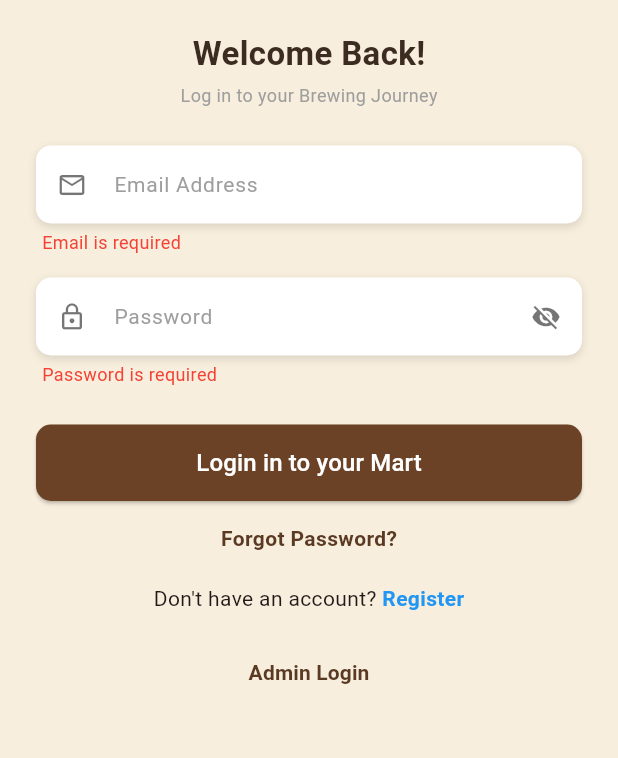
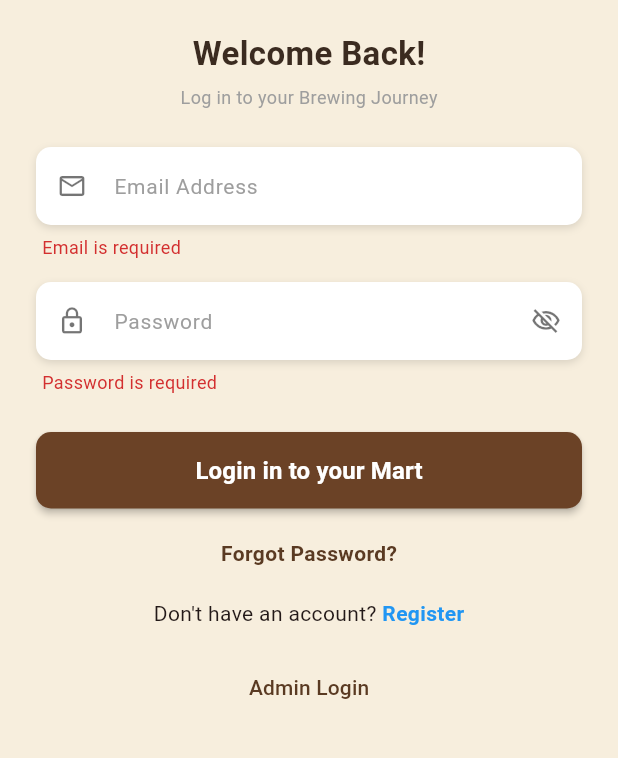
Before and after one commit to vghetiya259/teamart_application, a Flutter app: the LoginPage screen opened directly, after a tap on "Login in to your Mart", on a phone screen of 412 x 824 dp, the part 216-974 px from its top. Run offline on Flutter 3.47's test engine with Material 3 defaults, Android fonts, the phone set to English and light mode, and no system bars.

Commit message:
login page update validation

```diff
--- a/lib/login_page.dart
+++ b/lib/login_page.dart
@@ -1,11 +1,6 @@
 import 'package:flutter/material.dart';
-
 import 'register_page.dart';
 import 'forgot_password_page.dart';
-import 'home_page.dart';
-
-// Admin folder ની અંદર રહેલી Admin Login Page
-import 'admin/admin_login_page.dart';
 
 class LoginPage extends StatefulWidget {
   const LoginPage({super.key});
@@ -15,66 +10,26 @@
 }
 
 class _LoginPageState extends State<LoginPage> {
-  // 1. Text Controllers
-  final TextEditingController emailController = TextEditingController();
-  final TextEditingController passwordController = TextEditingController();
+  final _formKey = GlobalKey<FormState>();
+  final TextEditingController _emailController = TextEditingController();
+  final TextEditingController _passwordController = TextEditingController();
 
-  // 2. Error Strings
-  String errEmail = "";
-  String errPassword = "";
-
-  // Password Visibility Toggle
-  bool isPasswordVisible = false;
+  bool _obscurePassword = true;
 
   @override
   void dispose() {
-    emailController.dispose();
-    passwordController.dispose();
+    _emailController.dispose();
+    _passwordController.dispose();
     super.dispose();
   }
 
-  // 3. Submit and Validation Method
-  void validateAndLogin() {
-    setState(() {
-      bool isValid = true;
-
-      // --- Email Validation ---
-      String email = emailController.text.trim();
-      final emailRegex = RegExp(
-        r'^[a-zA-Z0-9._%+-]+@[a-zA-Z0-9.-]+\.[a-zA-Z]{2,}$',
-      );
-
-      if (email.isEmpty) {
-        errEmail = "Email is required";
-        isValid = false;
-      } else if (!emailRegex.hasMatch(email)) {
-        errEmail = "Enter a valid email address";
-        isValid = false;
-      } else {
-        errEmail = "";
+  void _handleLogin() {
+    if (_formKey.currentState!.validate()) {
+      // Form valid thay tyare login process karo
+      ScaffoldMessenger.of(
+        context,
+      ).showSnackBar(const SnackBar(content: Text('Logging in...')));
     }
-
-      // --- Password Validation ---
-      String pwd = passwordController.text;
-
-      if (pwd.isEmpty) {
-        errPassword = "Password is required";
-        isValid = false;
-      } else if (pwd.length < 6) {
-        errPassword = "Password must be at least 6 characters";
-        isValid = false;
-      } else {
-        errPassword = "";
-      }
-
-      // --- Navigate to Home Page ---
-      if (isValid) {
-        Navigator.pushReplacement(
-          context,
-          MaterialPageRoute(builder: (context) => const HomePage()),
-        );
-      }
-    });
   }
 
   @override
@@ -84,29 +39,18 @@
       body: SafeArea(
         child: SingleChildScrollView(
           padding: const EdgeInsets.all(24),
+          child: Form(
+            key: _formKey,
             child: Column(
-            crossAxisAlignment: CrossAxisAlignment.start,
               children: [
                 const SizedBox(height: 10),
-
-              // ============================================================
-              // LOGO
-              // ============================================================
-              Center(
-                child: Image.asset(
+                Image.asset(
                   'assets/TeaMart.png',
                   height: 110,
                   fit: BoxFit.contain,
                 ),
-              ),
-
                 const SizedBox(height: 20),
-
-              // ============================================================
-              // WELCOME TEXT
-              // ============================================================
-              const Center(
-                child: Text(
+                const Text(
                   'Welcome Back!',
                   style: TextStyle(
                     fontSize: 22,
@@ -114,148 +58,29 @@
                     color: Color(0xFF3B2B20),
                   ),
                 ),
-              ),
-
-              const SizedBox(height: 4),
-
-              const Center(
-                child: Text(
+                const SizedBox(height: 5),
+                const Text(
                   'Log in to your Brewing Journey',
                   style: TextStyle(color: Colors.grey, fontSize: 12),
                 ),
-              ),
+                const SizedBox(height: 25),
+
+                // Email Field
+                _buildEmailFormField(),
+
+                const SizedBox(height: 15),
+
+                // Password Field
+                _buildPasswordFormField(),
 
                 const SizedBox(height: 25),
 
-              // ============================================================
-              // EMAIL FIELD
-              // ============================================================
-              Container(
-                decoration: BoxDecoration(
-                  color: Colors.white,
-                  borderRadius: BorderRadius.circular(10),
-                  boxShadow: const [
-                    BoxShadow(
-                      color: Colors.black12,
-                      blurRadius: 4,
-                      offset: Offset(0, 2),
-                    ),
-                  ],
-                ),
-                child: TextField(
-                  controller: emailController,
-                  keyboardType: TextInputType.emailAddress,
-                  decoration: const InputDecoration(
-                    hintText: 'Email Address',
-                    hintStyle: TextStyle(fontSize: 14, color: Colors.grey),
-                    prefixIcon: Icon(
-                      Icons.email_outlined,
-                      color: Colors.black54,
-                      size: 20,
-                    ),
-                    border: InputBorder.none,
-                    contentPadding: EdgeInsets.symmetric(vertical: 14),
-                  ),
-                ),
-              ),
-              if (errEmail.isNotEmpty)
-                Padding(
-                  padding: const EdgeInsets.only(top: 4.0, left: 4.0),
-                  child: Text(
-                    errEmail,
-                    style: const TextStyle(color: Colors.red, fontSize: 12),
-                  ),
-                ),
+                // Login Button
+                _buildBrownButton('Login in to your Mart', _handleLogin),
 
-              const SizedBox(height: 15),
+                const SizedBox(height: 20),
 
-              // ============================================================
-              // PASSWORD FIELD
-              // ============================================================
-              Container(
-                decoration: BoxDecoration(
-                  color: Colors.white,
-                  borderRadius: BorderRadius.circular(10),
-                  boxShadow: const [
-                    BoxShadow(
-                      color: Colors.black12,
-                      blurRadius: 4,
-                      offset: Offset(0, 2),
-                    ),
-                  ],
-                ),
-                child: TextField(
-                  controller: passwordController,
-                  obscureText: !isPasswordVisible,
-                  decoration: InputDecoration(
-                    hintText: 'Password',
-                    hintStyle: const TextStyle(
-                      fontSize: 14,
-                      color: Colors.grey,
-                    ),
-                    prefixIcon: const Icon(
-                      Icons.lock_outline,
-                      color: Colors.black54,
-                      size: 20,
-                    ),
-                    suffixIcon: IconButton(
-                      icon: Icon(
-                        isPasswordVisible
-                            ? Icons.visibility
-                            : Icons.visibility_off,
-                        color: Colors.black54,
-                        size: 20,
-                      ),
-                      onPressed: () {
-                        setState(() {
-                          isPasswordVisible = !isPasswordVisible;
-                        });
-                      },
-                    ),
-                    border: InputBorder.none,
-                    contentPadding: const EdgeInsets.symmetric(vertical: 14),
-                  ),
-                ),
-              ),
-              if (errPassword.isNotEmpty)
-                Padding(
-                  padding: const EdgeInsets.only(top: 4.0, left: 4.0),
-                  child: Text(
-                    errPassword,
-                    style: const TextStyle(color: Colors.red, fontSize: 12),
-                  ),
-                ),
-
-              const SizedBox(height: 25),
-
-              // ============================================================
-              // LOGIN BUTTON
-              // ============================================================
-              SizedBox(
-                width: double.infinity,
-                child: ElevatedButton(
-                  style: ElevatedButton.styleFrom(
-                    backgroundColor: const Color(0xFF6B4226),
-                    padding: const EdgeInsets.symmetric(vertical: 14),
-                    shape: RoundedRectangleBorder(
-                      borderRadius: BorderRadius.circular(10),
-                    ),
-                  ),
-                  onPressed: validateAndLogin,
-                  child: const Text(
-                    'Login in to your Mart',
-                    style: TextStyle(color: Colors.white, fontSize: 16),
-                  ),
-                ),
-              ),
-
-              const SizedBox(height: 15),
-
-              // ============================================================
-              // FORGOT PASSWORD
-              // ============================================================
-              Center(
-                child: GestureDetector(
+                GestureDetector(
                   onTap: () {
                     Navigator.push(
                       context,
@@ -272,13 +97,9 @@
                     ),
                   ),
                 ),
-              ),
 
                 const SizedBox(height: 20),
 
-              // ============================================================
-              // REGISTER
-              // ============================================================
                 Row(
                   mainAxisAlignment: MainAxisAlignment.center,
                   children: [
@@ -305,31 +126,189 @@
 
                 const SizedBox(height: 15),
 
-              // ============================================================
-              // ADMIN LOGIN
-              // ============================================================
-              Center(
-                child: TextButton(
-                  onPressed: () {
-                    Navigator.push(
-                      context,
-                      MaterialPageRoute(
-                        builder: (context) => const AdminLoginPage(),
-                      ),
-                    );
-                  },
+                TextButton(
+                  onPressed: () {},
                   child: const Text(
                     'Admin Login',
-                    style: TextStyle(
-                      color: Color(0xFF5A3A22),
-                      fontWeight: FontWeight.w600,
+                    style: TextStyle(color: Color(0xFF5A3A22)),
+                  ),
+                ),
+              ],
             ),
           ),
         ),
       ),
+    );
+  }
 
-              const SizedBox(height: 10),
+  Widget _buildEmailFormField() {
+    return FormField<String>(
+      validator: (value) {
+        final email = _emailController.text.trim();
+        if (email.isEmpty) {
+          return 'Email is required';
+        }
+        final emailRegex = RegExp(r'^[\w-\.]+@([\w-]+\.)+[\w-]{2,4}$');
+        if (!emailRegex.hasMatch(email)) {
+          return 'Please enter a valid email address';
+        }
+        return null;
+      },
+      builder: (FormFieldState<String> state) {
+        return Column(
+          crossAxisAlignment: CrossAxisAlignment.start,
+          children: [
+            Container(
+              decoration: BoxDecoration(
+                color: Colors.white,
+                borderRadius: BorderRadius.circular(10),
+                boxShadow: const [
+                  BoxShadow(
+                    color: Colors.black12,
+                    blurRadius: 4,
+                    offset: Offset(0, 2),
+                  ),
                 ],
+              ),
+              child: TextField(
+                controller: _emailController,
+                keyboardType: TextInputType.emailAddress,
+                onChanged: (val) {
+                  if (state.hasError) {
+                    state.validate();
+                  }
+                },
+                decoration: const InputDecoration(
+                  hintText: 'Email Address',
+                  hintStyle: TextStyle(fontSize: 14, color: Colors.grey),
+                  prefixIcon: Icon(
+                    Icons.mail_outline,
+                    color: Colors.black54,
+                    size: 20,
+                  ),
+                  border: InputBorder.none,
+                  contentPadding: EdgeInsets.symmetric(vertical: 14),
+                ),
+              ),
+            ),
+            if (state.hasError)
+              Padding(
+                padding: const EdgeInsets.only(top: 6, left: 4),
+                child: Text(
+                  state.errorText!,
+                  style: const TextStyle(
+                    color: Color(0xFFD32F2F),
+                    fontSize: 12,
+                    fontWeight: FontWeight.w400,
+                  ),
+                ),
+              ),
+          ],
+        );
+      },
+    );
+  }
+
+  Widget _buildPasswordFormField() {
+    return FormField<String>(
+      validator: (value) {
+        final password = _passwordController.text;
+        if (password.isEmpty) {
+          return 'Password is required';
+        }
+        if (password.length < 6) {
+          return 'Password must be at least 6 characters';
+        }
+        return null;
+      },
+      builder: (FormFieldState<String> state) {
+        return Column(
+          crossAxisAlignment: CrossAxisAlignment.start,
+          children: [
+            Container(
+              decoration: BoxDecoration(
+                color: Colors.white,
+                borderRadius: BorderRadius.circular(10),
+                boxShadow: const [
+                  BoxShadow(
+                    color: Colors.black12,
+                    blurRadius: 4,
+                    offset: Offset(0, 2),
+                  ),
+                ],
+              ),
+              child: TextField(
+                controller: _passwordController,
+                obscureText: _obscurePassword,
+                onChanged: (val) {
+                  if (state.hasError) {
+                    state.validate();
+                  }
+                },
+                decoration: InputDecoration(
+                  hintText: 'Password',
+                  hintStyle: const TextStyle(fontSize: 14, color: Colors.grey),
+                  prefixIcon: const Icon(
+                    Icons.lock_outline,
+                    color: Colors.black54,
+                    size: 20,
+                  ),
+                  suffixIcon: IconButton(
+                    icon: Icon(
+                      _obscurePassword
+                          ? Icons.visibility_off_outlined
+                          : Icons.visibility_outlined,
+                      color: Colors.black54,
+                      size: 20,
+                    ),
+                    onPressed: () {
+                      setState(() {
+                        _obscurePassword = !_obscurePassword;
+                      });
+                    },
+                  ),
+                  border: InputBorder.none,
+                  contentPadding: const EdgeInsets.symmetric(vertical: 14),
+                ),
+              ),
+            ),
+            if (state.hasError)
+              Padding(
+                padding: const EdgeInsets.only(top: 6, left: 4),
+                child: Text(
+                  state.errorText!,
+                  style: const TextStyle(
+                    color: Color(0xFFD32F2F),
+                    fontSize: 12,
+                    fontWeight: FontWeight.w400,
+                  ),
+                ),
+              ),
+          ],
+        );
+      },
+    );
+  }
+
+  Widget _buildBrownButton(String text, VoidCallback onPressed) {
+    return SizedBox(
+      width: double.infinity,
+      child: ElevatedButton(
+        style: ElevatedButton.styleFrom(
+          backgroundColor: const Color(0xFF6B4226),
+          padding: const EdgeInsets.symmetric(vertical: 14),
+          shape: RoundedRectangleBorder(
+            borderRadius: BorderRadius.circular(10),
+          ),
+          elevation: 2,
+        ),
+        onPressed: onPressed,
+        child: Text(
+          text,
+          style: const TextStyle(
+            color: Colors.white,
+            fontSize: 16,
+            fontWeight: FontWeight.bold,
           ),
         ),
       ),
```
Lines whose indentation alone changed are shown as unchanged.
